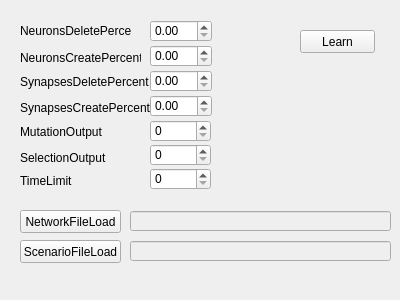
Before: the Qt Designer form Wfnn_workspace_v_0_1_1/LearningTab.ui in eidCraft/WTM.workspace, drawn with Qt 5.
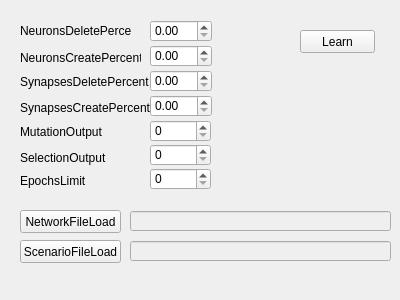
After: the same form once the commit is applied.

Diff of the .ui file:
```diff
--- a/Wfnn_workspace_v_0_1_1/LearningTab.ui
+++ b/Wfnn_workspace_v_0_1_1/LearningTab.ui
@@ -192,7 +192,7 @@
     </rect>
    </property>
    <property name="text">
-    <string>TimeLimit</string>
+    <string>EpochsLimit</string>
    </property>
   </widget>
   <widget class="QSpinBox" name="TimeLimitValue">
```
Left out of the diff: 4 changed lines with no effect on the pictures.
